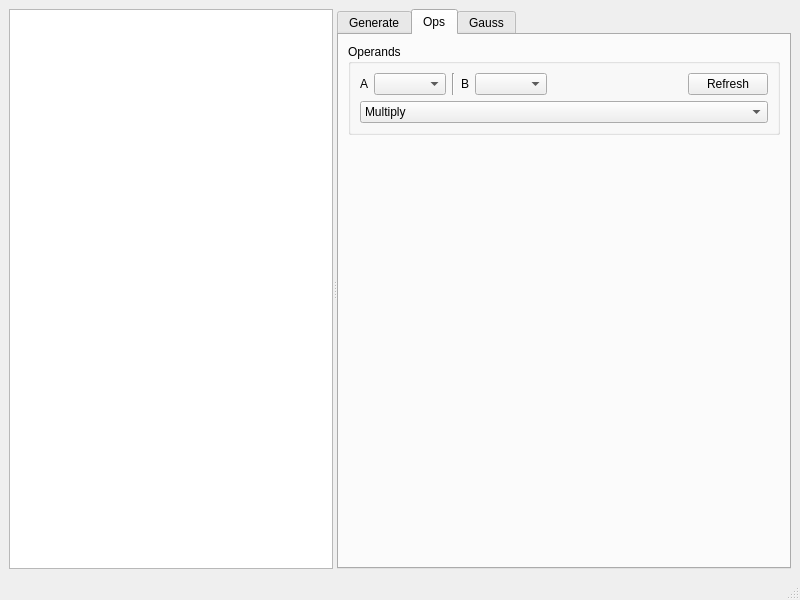
This is Algebra/Matrix/mainwindow.ui in RicardoBusta/Doutorado as Qt 5 draws it before an edit. The edited form follows.
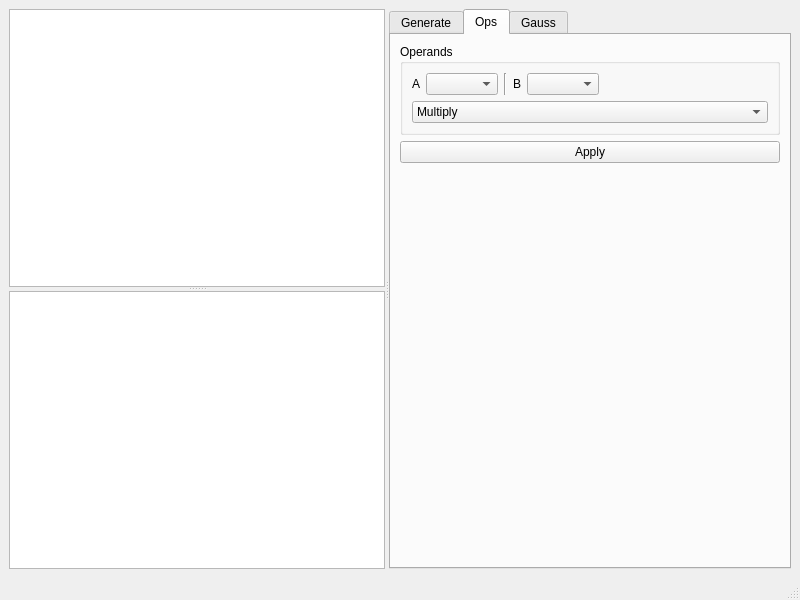
This is the edited form. The open tabs and pages were chosen to show the change.

The edit to the form file:
```diff
--- a/Algebra/Matrix/mainwindow.ui
+++ b/Algebra/Matrix/mainwindow.ui
@@ -14,21 +14,33 @@
    <string>Álgebra Bustamante</string>
   </property>
   <widget class="QWidget" name="centralwidget">
-   <layout class="QHBoxLayout" name="horizontalLayout">
+   <layout class="QVBoxLayout" name="verticalLayout_8">
     <item>
      <widget class="QSplitter" name="splitter">
       <property name="orientation">
        <enum>Qt::Horizontal</enum>
       </property>
-      <widget class="QListWidget" name="matrix_listWidget"/>
+      <widget class="QWidget" name="verticalLayoutWidget_2">
+       <layout class="QVBoxLayout" name="verticalLayout_7">
+        <item>
+         <widget class="QSplitter" name="splitter_2">
+          <property name="orientation">
+           <enum>Qt::Vertical</enum>
+          </property>
+          <widget class="QListWidget" name="matrix_listWidget"/>
+          <widget class="QTableWidget" name="tableWidget"/>
+         </widget>
+        </item>
+       </layout>
+      </widget>
       <widget class="QWidget" name="verticalLayoutWidget">
        <layout class="QVBoxLayout" name="verticalLayout">
         <item>
          <widget class="QTabWidget" name="tabWidget">
           <property name="currentIndex">
-           <number>1</number>
+           <number>0</number>
           </property>
-          <widget class="QWidget" name="tab">
+          <widget class="QWidget" name="generate_tab">
            <attribute name="title">
             <string>Generate</string>
            </attribute>
@@ -55,7 +67,7 @@
                   <number>9999</number>
                  </property>
                  <property name="value">
-                  <number>10</number>
+                  <number>3</number>
                  </property>
                 </widget>
                </item>
@@ -75,7 +87,7 @@
                   <number>9999</number>
                  </property>
                  <property name="value">
-                  <number>10</number>
+                  <number>3</number>
                  </property>
                 </widget>
                </item>
@@ -184,13 +196,6 @@
                    </property>
                   </spacer>
                  </item>
-                 <item>
-                  <widget class="QPushButton" name="ops_refresh_pushButton">
-                   <property name="text">
-                    <string>Refresh</string>
-                   </property>
-                  </widget>
-                 </item>
                 </layout>
                </item>
                <item>
@@ -210,6 +215,13 @@
               </layout>
              </widget>
             </item>
+            <item>
+             <widget class="QPushButton" name="op_exec_pushButton">
+              <property name="text">
+               <string>Apply</string>
+              </property>
+             </widget>
+            </item>
             <item>
              <spacer name="verticalSpacer_2">
               <property name="orientation">
@@ -235,7 +247,7 @@
               <property name="title">
                <string>Operands</string>
               </property>
-              <layout class="QHBoxLayout" name="horizontalLayout_3" stretch="0,1,0,0">
+              <layout class="QHBoxLayout" name="horizontalLayout_3" stretch="0,1,0">
                <item>
                 <widget class="QLabel" name="label_2">
                  <property name="text">
@@ -259,13 +271,6 @@
                  </property>
                 </spacer>
                </item>
-               <item>
-                <widget class="QPushButton" name="gauss_refresh_pushButton">
-                 <property name="text">
-                  <string>refresh</string>
-                 </property>
-                </widget>
-               </item>
               </layout>
              </widget>
             </item>
```
